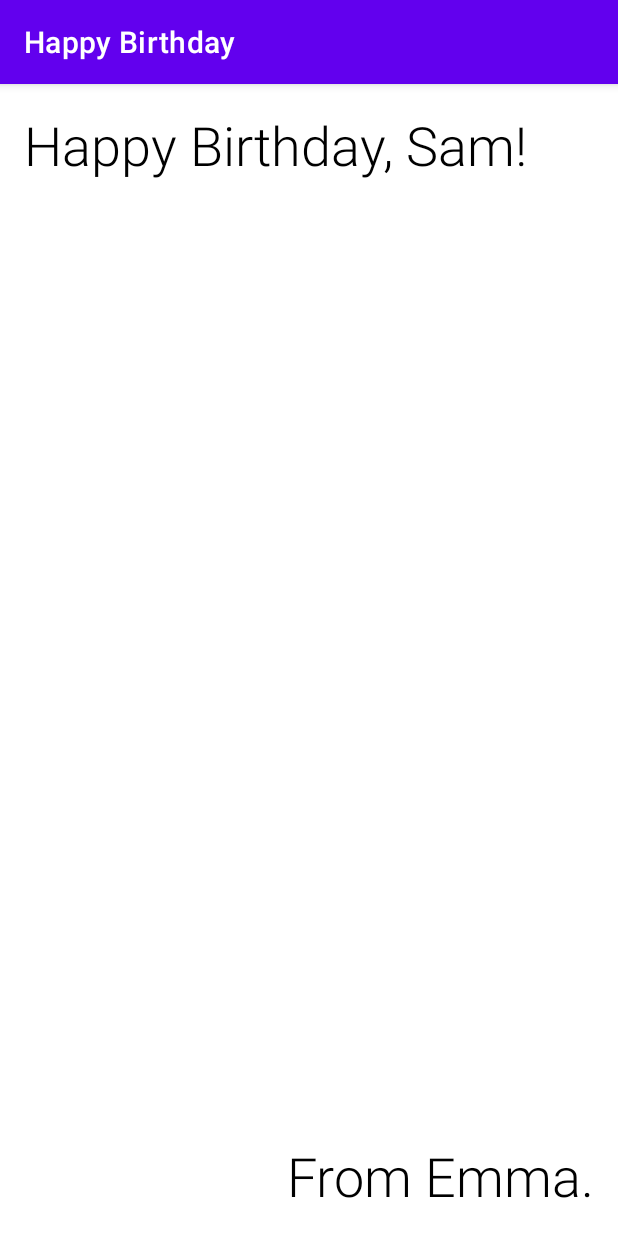
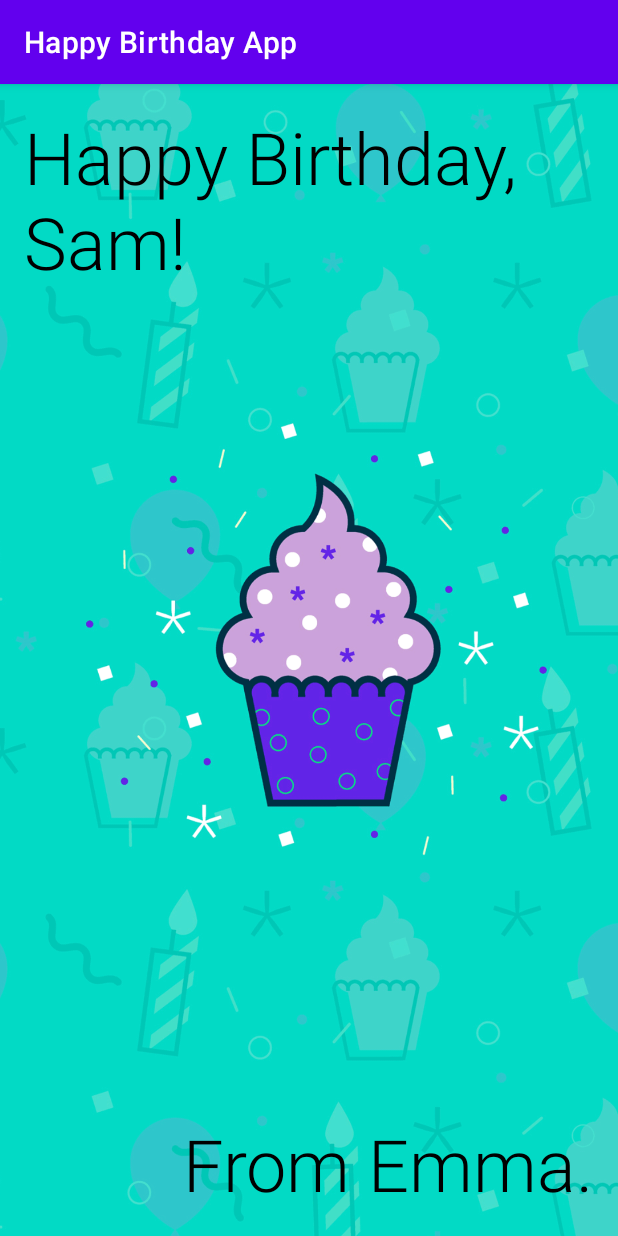
Before and after one commit to fernando0922/BirthdayCardAndroid, an Android app: the screen it shows after launch (MainActivity), on a phone screen of 412 x 824 dp. Run offline under Robolectric (Android 15) with nearby library versions, the phone set to English and light mode, and no system bars.

Commit message:
removed all warnings and errors

```diff
--- a/app/src/main/res/layout/activity_main.xml
+++ b/app/src/main/res/layout/activity_main.xml
@@ -6,6 +6,18 @@
     android:layout_height="match_parent"
     tools:context=".MainActivity">
 
+    <ImageView
+        android:id="@+id/imageView"
+        android:layout_width="0dp"
+        android:layout_height="0dp"
+        android:importantForAccessibility="no"
+        android:scaleType="centerCrop"
+        app:layout_constraintBottom_toBottomOf="parent"
+        app:layout_constraintEnd_toEndOf="parent"
+        app:layout_constraintStart_toStartOf="parent"
+        app:layout_constraintTop_toTopOf="parent"
+        app:srcCompat="@drawable/androidparty" />
+
     <TextView
         android:id="@+id/textView"
         android:layout_width="wrap_content"
@@ -13,9 +25,9 @@
         android:layout_marginStart="16dp"
         android:layout_marginTop="16dp"
         android:fontFamily="sans-serif-light"
-        android:text="Happy Birthday, Sam!"
+        android:text="@string/happy_birthday_text"
         android:textColor="@android:color/black"
-        android:textSize="36sp"
+        android:textSize="48sp"
         app:layout_constraintStart_toStartOf="parent"
         app:layout_constraintTop_toTopOf="parent" />
 
@@ -26,9 +38,10 @@
         android:layout_marginEnd="16dp"
         android:layout_marginBottom="16dp"
         android:fontFamily="sans-serif-light"
-        android:text="From Emma."
+        android:text="@string/from"
         android:textColor="@android:color/black"
-        android:textSize="36sp"
+        android:textSize="48sp"
         app:layout_constraintBottom_toBottomOf="parent"
         app:layout_constraintEnd_toEndOf="parent" />
+
 </androidx.constraintlayout.widget.ConstraintLayout>
--- a/app/src/main/res/values/strings.xml
+++ b/app/src/main/res/values/strings.xml
@@ -1,3 +1,5 @@
 <resources>
-    <string name="app_name">Happy Birthday</string>
+    <string name="app_name">Happy Birthday App</string>
+    <string name="happy_birthday_text">Happy Birthday, Sam!</string>
+    <string name="from">From Emma.</string>
 </resources>
```
